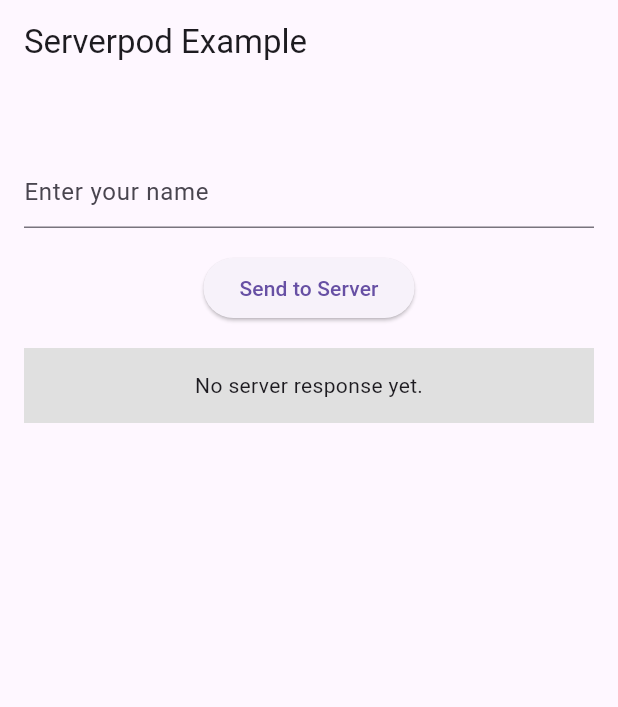
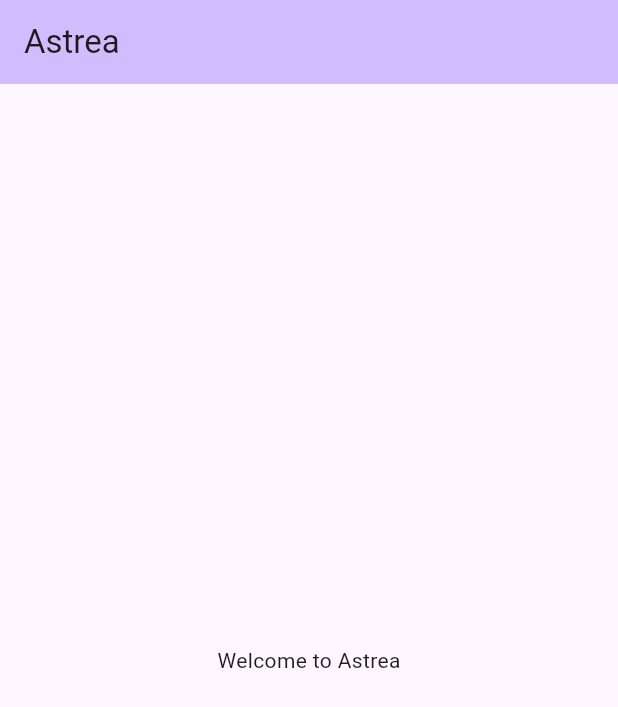
Before and after one commit to CarlosQ96/Astrea, a Flutter app: the screen it shows after launch, on a phone screen of 412 x 824 dp. Shown: the top 707 px of the screen. Run offline on Flutter 3.47's test engine with Material 3 defaults, Android fonts, the phone set to English and light mode, and no system bars; missing offline and left inert: serverpod, serverpod_auth_core_client, serverpod_auth_core_server, serverpod_auth_idp_client, serverpod_auth_idp_flutter, serverpod_auth_idp_server and 2 more; statements that could not run were skipped.

Commit message:
chore: remove greetings components

```diff
--- /dev/null
+++ b/astrea_flutter/assets/config.development.json
@@ -0,0 +1,4 @@
+{
+    "apiUrl": "http://localhost:8080",
+    "environment": "development"
+}
--- /dev/null
+++ b/astrea_flutter/assets/config.production.json
@@ -0,0 +1,4 @@
+{
+    "apiUrl": "https://api.astrea.app",
+    "environment": "production"
+}
--- a/astrea_flutter/lib/main.dart
+++ b/astrea_flutter/lib/main.dart
@@ -3,31 +3,13 @@
 import 'package:serverpod_flutter/serverpod_flutter.dart';
 import 'package:serverpod_auth_idp_flutter/serverpod_auth_idp_flutter.dart';
 
-import 'screens/greetings_screen.dart';
-
-/// Sets up a global client object that can be used to talk to the server from
-/// anywhere in our app. The client is generated from your server code
-/// and is set up to connect to a Serverpod running on a local server on
-/// the default port. You will need to modify this to connect to staging or
-/// production servers.
-/// In a larger app, you may want to use the dependency injection of your choice
-/// instead of using a global client object. This is just a simple example.
+/// Global client for server communication.
+/// In production, use dependency injection instead.
 late final Client client;
-
-late String serverUrl;
 
 void main() async {
   WidgetsFlutterBinding.ensureInitialized();
 
-  // When you are running the app on a physical device, you need to set the
-  // server URL to the IP address of your computer. You can find the IP
-  // address by running `ipconfig` on Windows or `ifconfig` on Mac/Linux.
-  //
-  // You can set the variable when running or building your app like this:
-  // E.g. `flutter run --dart-define=SERVER_URL=https://api.example.com/`.
-  //
-  // Otherwise, the server URL is fetched from the assets/config.json file or
-  // defaults to http://$localhost:8080/ if not found.
   final serverUrl = await getServerUrl();
 
   client = Client(serverUrl)
@@ -36,44 +18,38 @@
 
   client.auth.initialize();
 
-  runApp(const MyApp());
+  runApp(const AstreaApp());
 }
 
-class MyApp extends StatelessWidget {
-  const MyApp({super.key});
+class AstreaApp extends StatelessWidget {
+  const AstreaApp({super.key});
 
   @override
   Widget build(BuildContext context) {
     return MaterialApp(
-      title: 'Serverpod Demo',
-      theme: ThemeData(primarySwatch: Colors.blue),
-      home: const MyHomePage(title: 'Serverpod Example'),
+      title: 'Astrea',
+      theme: ThemeData(
+        colorScheme: ColorScheme.fromSeed(seedColor: Colors.deepPurple),
+        useMaterial3: true,
+      ),
+      home: const HomePage(),
     );
   }
 }
 
-class MyHomePage extends StatelessWidget {
-  const MyHomePage({super.key, required this.title});
-
-  final String title;
+class HomePage extends StatelessWidget {
+  const HomePage({super.key});
 
   @override
   Widget build(BuildContext context) {
     return Scaffold(
-      appBar: AppBar(title: Text(title)),
-      body: const GreetingsScreen(),
-      // To test authentication in this example app, uncomment the line below
-      // and comment out the line above. This wraps the GreetingsScreen with a
-      // SignInScreen, which automatically shows a sign-in UI when the user is
-      // not authenticated and displays the GreetingsScreen once they sign in.
-      //
-      // body: SignInScreen(
-      //   child: GreetingsScreen(
-      //     onSignOut: () async {
-      //       await client.auth.signOutDevice();
-      //     },
-      //   ),
-      // ),
+      appBar: AppBar(
+        title: const Text('Astrea'),
+        backgroundColor: Theme.of(context).colorScheme.inversePrimary,
+      ),
+      body: const Center(
+        child: Text('Welcome to Astrea'),
+      ),
     );
   }
 }
--- a/astrea_flutter/lib/screens/greetings_screen.dart
+++ /dev/null
@@ -1,105 +0,0 @@
-import 'package:flutter/material.dart';
-
-import '../main.dart';
-
-class GreetingsScreen extends StatefulWidget {
-  final Future<void> Function()? onSignOut;
-  const GreetingsScreen({super.key, this.onSignOut});
-
-  @override
-  State<GreetingsScreen> createState() => _GreetingsScreenState();
-}
-
-class _GreetingsScreenState extends State<GreetingsScreen> {
-  /// Holds the last result or null if no result exists yet.
-  String? _resultMessage;
-
-  /// Holds the last error message that we've received from the server or null
-  /// if no error exists yet.
-  String? _errorMessage;
-
-  final _textEditingController = TextEditingController();
-
-  /// Calls the `hello` method of the `greeting` endpoint. Will set either the
-  /// `_resultMessage` or `_errorMessage` field, depending on if the call
-  /// is successful.
-  void _callHello() async {
-    try {
-      final result = await client.greeting.hello(_textEditingController.text);
-      setState(() {
-        _errorMessage = null;
-        _resultMessage = result.message;
-      });
-    } catch (e) {
-      setState(() {
-        _errorMessage = '$e';
-      });
-    }
-  }
-
-  @override
-  Widget build(BuildContext context) {
-    return Padding(
-      padding: const EdgeInsets.all(16),
-      child: Column(
-        children: [
-          if (widget.onSignOut != null) ...[
-            const Text('You are connected'),
-            ElevatedButton(
-              onPressed: widget.onSignOut,
-              child: const Text('Sign out'),
-            ),
-          ],
-          const SizedBox(height: 32),
-          TextField(
-            controller: _textEditingController,
-            decoration: const InputDecoration(hintText: 'Enter your name'),
-          ),
-          const SizedBox(height: 16),
-          ElevatedButton(
-            onPressed: _callHello,
-            child: const Text('Send to Server'),
-          ),
-          const SizedBox(height: 16),
-          ResultDisplay(
-            resultMessage: _resultMessage,
-            errorMessage: _errorMessage,
-          ),
-        ],
-      ),
-    );
-  }
-}
-
-/// ResultDisplays shows the result of the call. Either the returned result
-/// from the `example.greeting` endpoint method or an error message.
-class ResultDisplay extends StatelessWidget {
-  final String? resultMessage;
-  final String? errorMessage;
-
-  const ResultDisplay({super.key, this.resultMessage, this.errorMessage});
-
-  @override
-  Widget build(BuildContext context) {
-    String text;
-    Color backgroundColor;
-    if (errorMessage != null) {
-      backgroundColor = Colors.red[300]!;
-      text = errorMessage!;
-    } else if (resultMessage != null) {
-      backgroundColor = Colors.green[300]!;
-      text = resultMessage!;
-    } else {
-      backgroundColor = Colors.grey[300]!;
-      text = 'No server response yet.';
-    }
-
-    return ConstrainedBox(
-      constraints: const BoxConstraints(minHeight: 50),
-      child: Container(
-        color: backgroundColor,
-        child: Center(child: Text(text)),
-      ),
-    );
-  }
-}
--- a/astrea_flutter/pubspec.yaml
+++ b/astrea_flutter/pubspec.yaml
@@ -60,6 +60,8 @@
   # https://flutter.dev/assets-and-images/#from-packages
   assets:
     - assets/config.json
+    - assets/config.development.json
+    - assets/config.production.json
 dependency_overrides:
   flutter_secure_storage: ^10.0.0
 
```
Also changed, not shown: astrea_client/lib/src/protocol/chat/chat_response.dart (added, +175 -0 lines), astrea_client/lib/src/protocol/client.dart (+2 -25 lines), astrea_client/lib/src/protocol/greetings/greeting.dart (deleted, +0 -98 lines), astrea_client/lib/src/protocol/protocol.dart (+11 -11 lines), astrea_client/lib/src/protocol/reminders/reminder.dart (+49 -57 lines), astrea_client/lib/src/protocol/settings/user_settings.dart (+22 -26 lines), astrea_flutter/lib/src/config/app_config.dart (added, +79 -0 lines), 1 other file.
